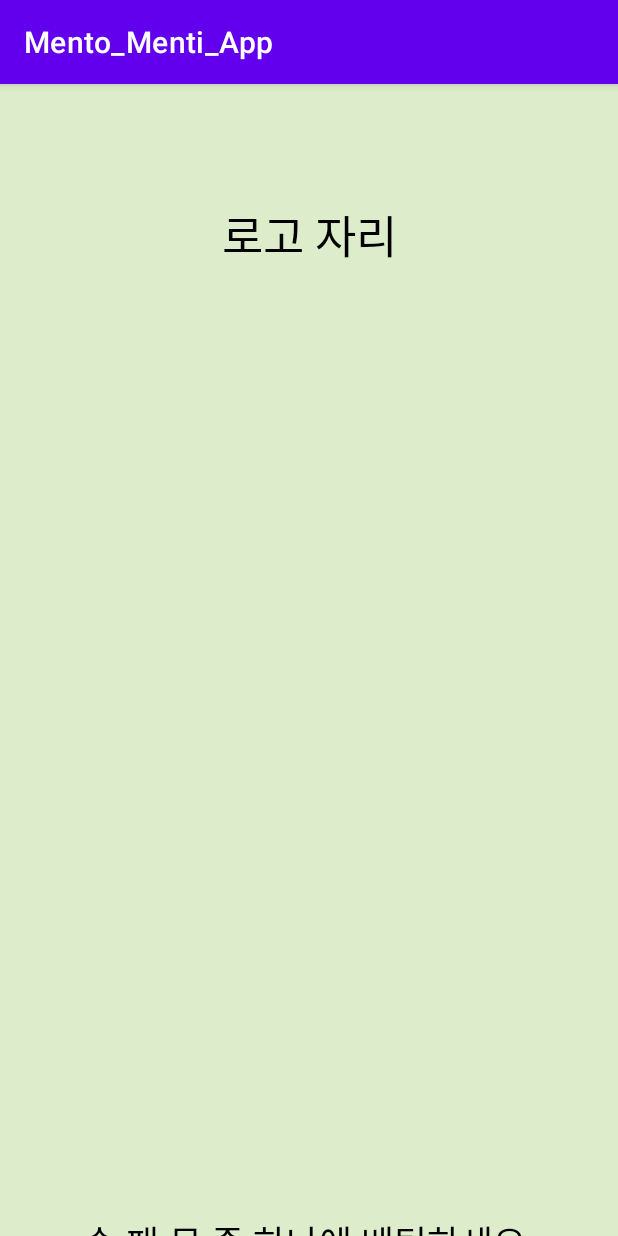
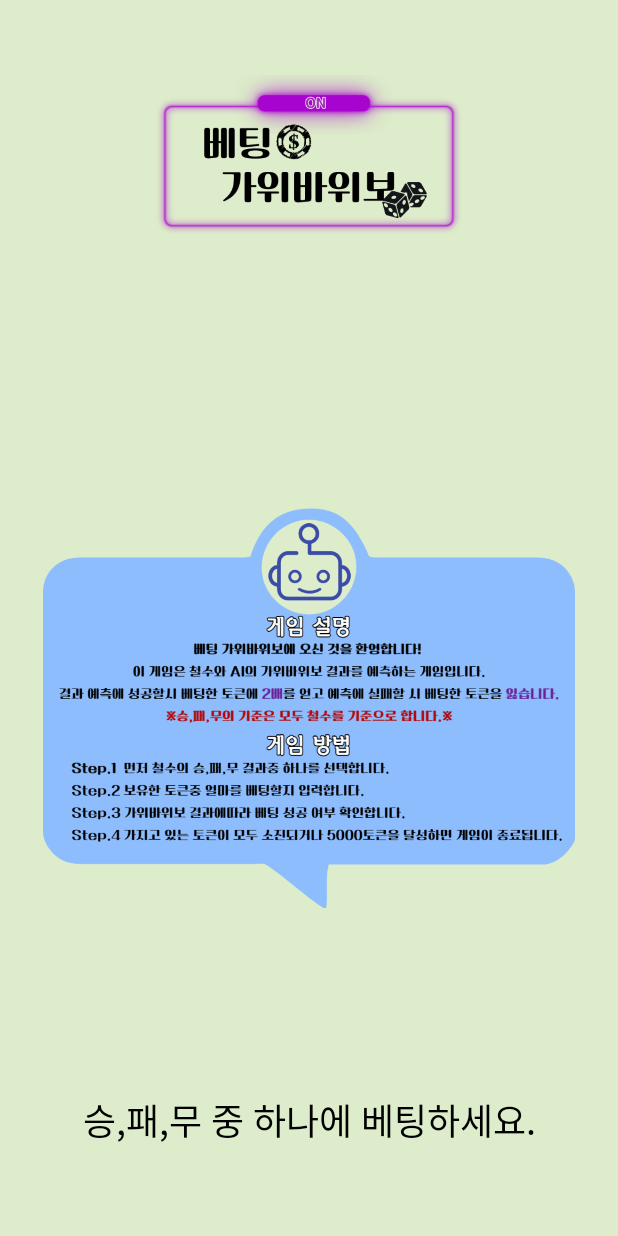
Before and after one commit to DongMin-0604/Mento_Menti_App, an Android app: the screen it shows after launch (MainActivity), on a phone screen of 412 x 824 dp. Run offline under Robolectric (Android 15) with nearby library versions, the phone set to English and light mode, and no system bars.

Commit message:
로고 이미지 추가,게임설명 이미지 추가,타이틀 바 제거

```diff
--- a/app/src/main/res/layout/activity_main.xml
+++ b/app/src/main/res/layout/activity_main.xml
@@ -7,12 +7,13 @@
     android:background="#DDECCA"
     tools:context=".MainActivity">
 <!--로고 자리만 잡아 두기 -->
-    <TextView
-        android:id="@+id/textView3"
+
+    <ImageView
+        android:id="@+id/logo"
         android:layout_width="match_parent"
         android:layout_height="300px"
         android:gravity="center"
-        android:text="로고 자리"
+        android:src="@drawable/logo"
         android:textColor="@color/black"
         android:textSize="30dp"
         app:layout_constraintBottom_toBottomOf="parent"
@@ -20,27 +21,19 @@
         app:layout_constraintLeft_toLeftOf="parent"
         app:layout_constraintRight_toRightOf="parent"
         app:layout_constraintTop_toTopOf="parent"
-        app:layout_constraintVertical_bias="0.001" />
+        app:layout_constraintVertical_bias="0.012" />
 
-    <TextView
-        android:id="@+id/textView4"
+    <ImageView
+        android:id="@+id/textView5"
         android:layout_width="match_parent"
-        android:layout_height="100px"
-        app:layout_constraintBottom_toBottomOf="parent"
+        android:layout_height="710px"
+        android:layout_marginTop="28dp"
+        android:gravity="center"
+        android:src="@drawable/game_info3"
         app:layout_constraintEnd_toEndOf="parent"
         app:layout_constraintHorizontal_bias="0.0"
         app:layout_constraintStart_toStartOf="parent"
-        app:layout_constraintTop_toBottomOf="@+id/textView3"
-        app:layout_constraintVertical_bias="0.0" />
-
-    <TextView
-        android:id="@+id/textView5"
-        android:layout_width="match_parent"
-        android:layout_height="700px"
-        app:layout_constraintEnd_toEndOf="parent"
-        app:layout_constraintHorizontal_bias="0.0"
-        app:layout_constraintStart_toStartOf="parent"
-        app:layout_constraintTop_toBottomOf="@+id/textView4" />
+        app:layout_constraintTop_toBottomOf="@+id/logo" />
 
     <TextView
         android:id="@+id/textView6"
@@ -58,17 +51,18 @@
     <LinearLayout
         android:layout_width="match_parent"
         android:layout_height="300px"
-        android:layout_marginTop="100dp"
+        android:layout_marginTop="40dp"
+        android:gravity="center"
+        android:orientation="horizontal"
         app:layout_constraintEnd_toEndOf="parent"
+        app:layout_constraintHorizontal_bias="0.0"
         app:layout_constraintStart_toStartOf="parent"
-        app:layout_constraintTop_toBottomOf="@+id/textView6"
-        android:gravity="center"
-        android:orientation="horizontal">
-    <!--이미지 버튼으로 변경 or 버튼 스타일로 둥글게 하기 둘 중 선택 예정      -->
+        app:layout_constraintTop_toBottomOf="@+id/textView6">
+        <!--이미지 버튼으로 변경 or 버튼 스타일로 둥글게 하기 둘 중 선택 예정      -->
 
         <Button
             android:id="@+id/button"
-            android:layout_width="330px"
+            android:layout_width="300px"
             android:layout_height="120px"
             android:layout_marginTop="30dp"
             android:layout_marginEnd="12dp"
@@ -76,7 +70,7 @@
             android:textSize="13dp" />
 
         <Button
-            android:layout_width="330px"
+            android:layout_width="300px"
             android:layout_height="120px"
             android:layout_marginTop="30dp"
             android:layout_marginEnd="20dp"
@@ -85,7 +79,7 @@
 
         <Button
             android:id="@+id/button2"
-            android:layout_width="330px"
+            android:layout_width="300px"
             android:layout_height="120px"
             android:layout_marginTop="30dp"
             android:text="패"
--- a/app/src/main/res/values-night/themes.xml
+++ b/app/src/main/res/values-night/themes.xml
@@ -12,5 +12,7 @@
         <!-- Status bar color. -->
         <item name="android:statusBarColor" tools:targetApi="l">?attr/colorPrimaryVariant</item>
         <!-- Customize your theme here. -->
+        <item name="windowActionBar">false</item>
+        <item name="windowNoTitle">true</item>
     </style>
 </resources>
--- a/app/src/main/res/values/themes.xml
+++ b/app/src/main/res/values/themes.xml
@@ -12,5 +12,8 @@
         <!-- Status bar color. -->
         <item name="android:statusBarColor" tools:targetApi="l">?attr/colorPrimaryVariant</item>
         <!-- Customize your theme here. -->
+        <!-- 타이틀바 없애기 -->
+        <item name="windowActionBar">false</item>
+        <item name="windowNoTitle">true</item>
     </style>
 </resources>
```
Also changed, not shown: app/src/main/res/drawable/game_info2.png (added), app/src/main/res/drawable/game_info3.png (added), app/src/main/res/drawable/logo.png (added).
